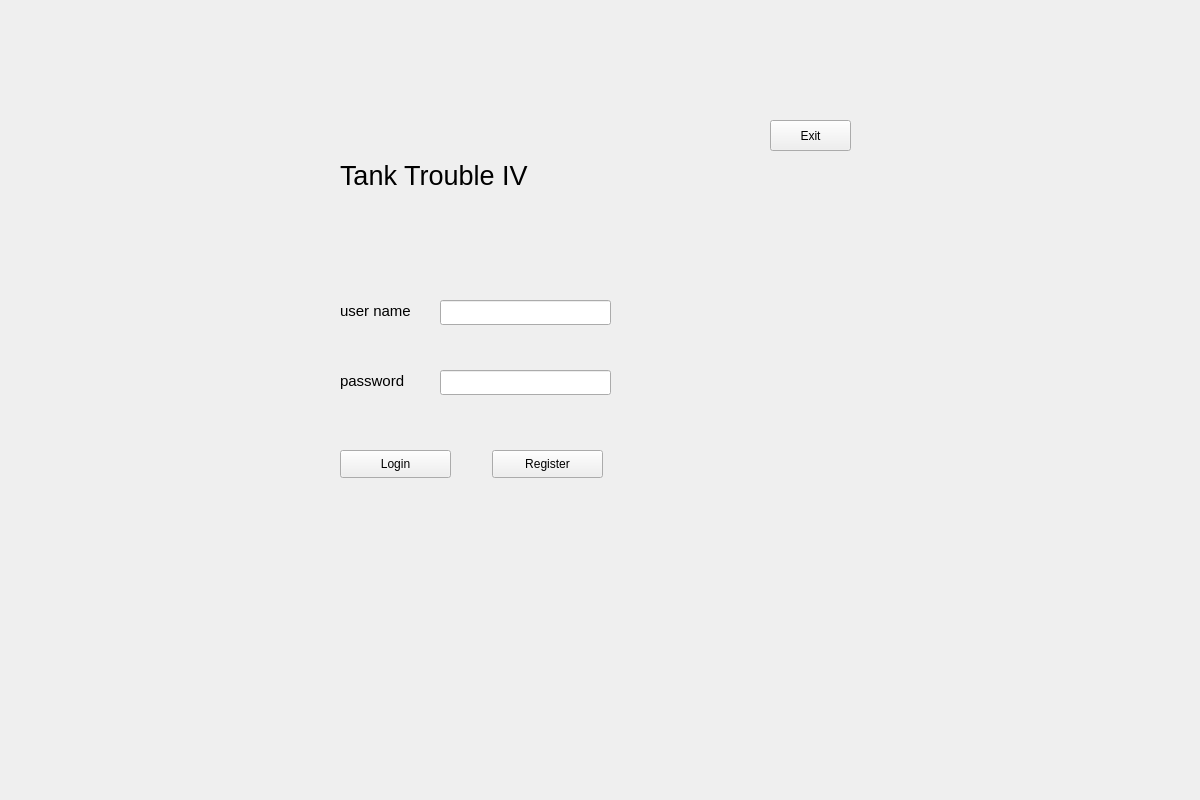
The window that Tank_Trouble_IV/loginwidget.ui (raitocc/run) describes before a commit, drawn with Qt 5.
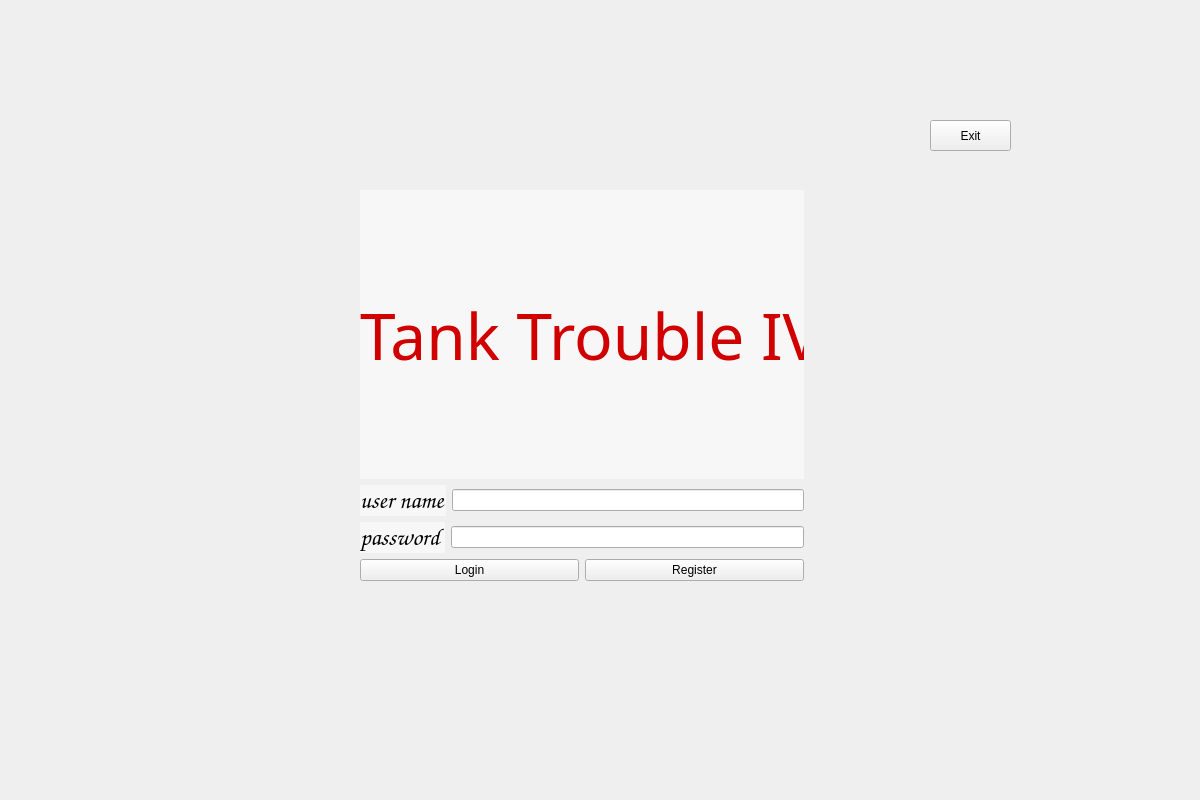
The same window after the commit.

Commit message: 调整登录界面布局

```diff
--- a/Tank_Trouble_IV/loginwidget.ui
+++ b/Tank_Trouble_IV/loginwidget.ui
@@ -13,121 +13,137 @@
   <property name="windowTitle">
    <string>Form</string>
   </property>
-  <widget class="QLineEdit" name="usernameLineEdit">
+  <widget class="QPushButton" name="btnExit">
    <property name="geometry">
     <rect>
-     <x>440</x>
-     <y>300</y>
-     <width>171</width>
-     <height>25</height>
+     <x>930</x>
+     <y>120</y>
+     <width>81</width>
+     <height>31</height>
     </rect>
    </property>
+   <property name="styleSheet">
+    <string notr="true">font: 12pt &quot;Comic Sans MS&quot;;</string>
+   </property>
+   <property name="text">
+    <string>Exit</string>
+   </property>
   </widget>
-  <widget class="QLineEdit" name="passwordLineEdit">
+  <widget class="QWidget" name="">
    <property name="geometry">
     <rect>
-     <x>440</x>
-     <y>370</y>
-     <width>171</width>
-     <height>25</height>
+     <x>360</x>
+     <y>190</y>
+     <width>444</width>
+     <height>391</height>
     </rect>
    </property>
-   <property name="echoMode">
-    <enum>QLineEdit::Password</enum>
-   </property>
-  </widget>
+   <layout class="QVBoxLayout" name="verticalLayout_2">
+    <item>
   <widget class="QLabel" name="label">
-   <property name="geometry">
-    <rect>
-     <x>340</x>
-     <y>140</y>
-     <width>251</width>
-     <height>71</height>
-    </rect>
-   </property>
    <property name="font">
     <font>
-     <pointsize>20</pointsize>
-    </font>
-   </property>
+        <family>华文琥珀</family>
+        <pointsize>48</pointsize>
+        <italic>false</italic>
+        <bold>false</bold>
+       </font>
+      </property>
+      <property name="styleSheet">
+       <string notr="true">font: 48pt &quot;华文琥珀&quot;;
+background-color: rgba(255, 255, 255, 127);
+color: rgb(208, 0, 0);</string>
+      </property>
    <property name="text">
     <string>Tank Trouble IV</string>
    </property>
   </widget>
+    </item>
+    <item>
+     <layout class="QVBoxLayout" name="verticalLayout">
+      <item>
+       <layout class="QHBoxLayout" name="horizontalLayout">
+        <item>
   <widget class="QLabel" name="label_2">
-   <property name="geometry">
-    <rect>
-     <x>340</x>
-     <y>300</y>
-     <width>101</width>
-     <height>21</height>
-    </rect>
-   </property>
    <property name="font">
     <font>
-     <pointsize>11</pointsize>
-    </font>
-   </property>
+            <family>Comic Sans MS</family>
+            <pointsize>18</pointsize>
+            <italic>false</italic>
+            <bold>false</bold>
+           </font>
+          </property>
+          <property name="styleSheet">
+           <string notr="true">font: 18pt &quot;Comic Sans MS&quot;;
+background-color: rgba(255, 255, 255, 127);</string>
+          </property>
    <property name="text">
     <string>user name</string>
    </property>
   </widget>
+        </item>
+        <item>
+         <widget class="QLineEdit" name="usernameLineEdit"/>
+        </item>
+       </layout>
+      </item>
+      <item>
+       <layout class="QHBoxLayout" name="horizontalLayout_2">
+        <item>
   <widget class="QLabel" name="label_3">
-   <property name="geometry">
-    <rect>
-     <x>340</x>
-     <y>370</y>
-     <width>101</width>
-     <height>21</height>
-    </rect>
-   </property>
    <property name="font">
     <font>
-     <pointsize>11</pointsize>
-    </font>
-   </property>
+            <family>Comic Sans MS</family>
+            <pointsize>18</pointsize>
+            <italic>false</italic>
+            <bold>false</bold>
+           </font>
+          </property>
+          <property name="styleSheet">
+           <string notr="true">font: 18pt &quot;Comic Sans MS&quot;;
+background-color: rgba(255, 255, 255, 127);</string>
+          </property>
    <property name="text">
     <string>password</string>
    </property>
   </widget>
+        </item>
+        <item>
+         <widget class="QLineEdit" name="passwordLineEdit">
+          <property name="echoMode">
+           <enum>QLineEdit::Password</enum>
+          </property>
+         </widget>
+        </item>
+       </layout>
+      </item>
+      <item>
+       <layout class="QHBoxLayout" name="horizontalLayout_3">
+        <item>
   <widget class="QPushButton" name="pushButton">
-   <property name="geometry">
-    <rect>
-     <x>340</x>
-     <y>450</y>
-     <width>111</width>
-     <height>28</height>
-    </rect>
+          <property name="styleSheet">
+           <string notr="true">font: 14pt &quot;Comic Sans MS&quot;;</string>
    </property>
    <property name="text">
     <string>Login</string>
    </property>
   </widget>
+        </item>
+        <item>
   <widget class="QPushButton" name="btnRegister">
-   <property name="geometry">
-    <rect>
-     <x>492</x>
-     <y>450</y>
-     <width>111</width>
-     <height>28</height>
-    </rect>
+          <property name="styleSheet">
+           <string notr="true">font: 14pt &quot;Comic Sans MS&quot;;</string>
    </property>
    <property name="text">
     <string>Register</string>
    </property>
   </widget>
-  <widget class="QPushButton" name="btnExit">
-   <property name="geometry">
-    <rect>
-     <x>770</x>
-     <y>120</y>
-     <width>81</width>
-     <height>31</height>
-    </rect>
-   </property>
-   <property name="text">
-    <string>Exit</string>
-   </property>
+        </item>
+       </layout>
+      </item>
+     </layout>
+    </item>
+   </layout>
   </widget>
  </widget>
  <resources/>
```
Lines whose indentation alone changed are shown as unchanged. The commit also changes 5 other files.
